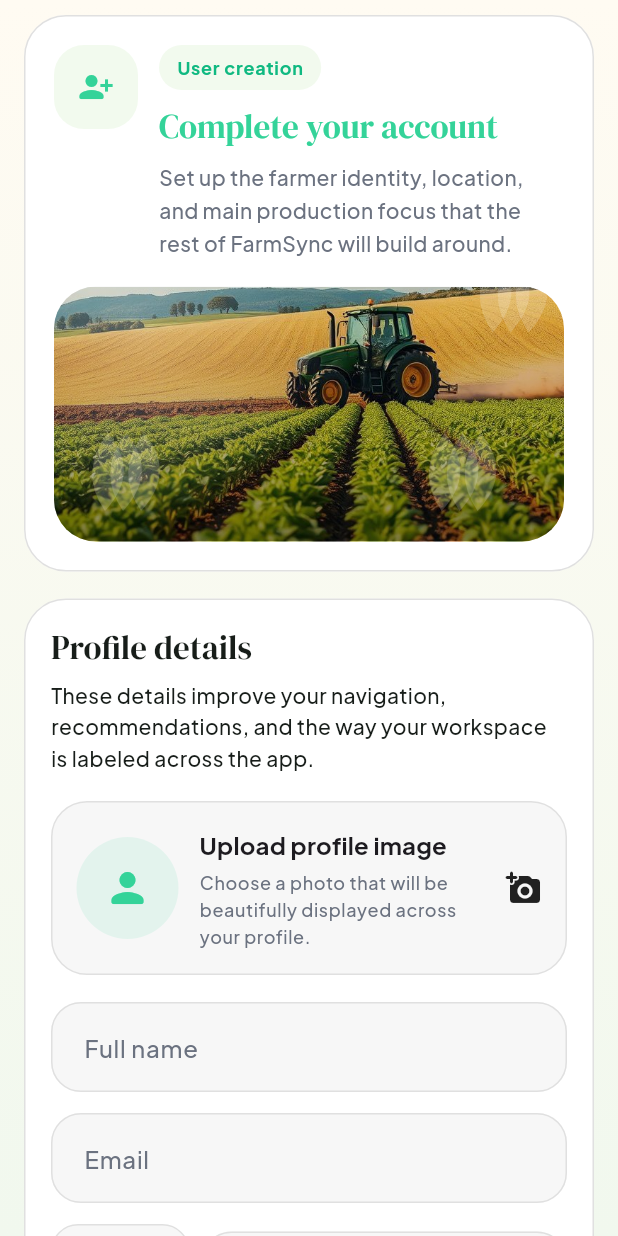
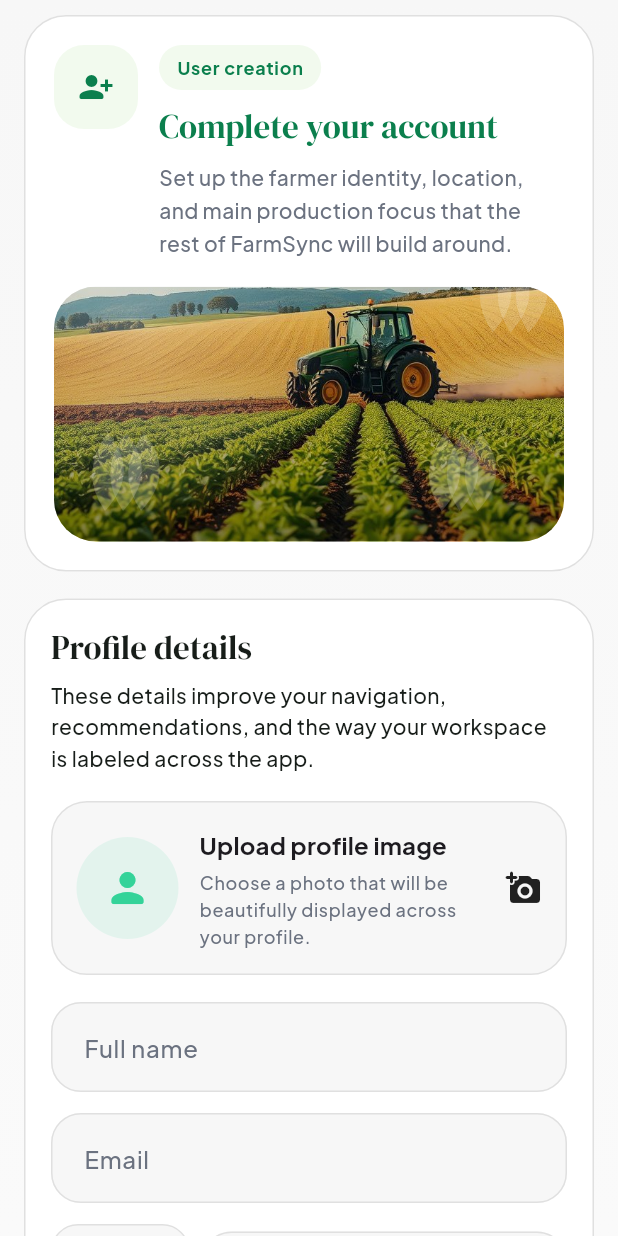
Before and after one commit to fliper-sys/farmsynchub, a Flutter app: the screen it shows after launch, after a tap on "Skip", on a phone screen of 412 x 824 dp. Run offline on Flutter 3.47's test engine with Material 3 defaults, Android fonts, the phone set to English and light mode, and no system bars; our stand-ins replace cloud_firestore, connectivity_plus, file_picker, firebase_ai, firebase_auth, firebase_core and 17 more; missing offline and left inert: dart:html, firebase_app_check, google_sign_in_web; accounts and stored records are empty; project files that could hold a hidden picture were left out.

Commit message:
Improve readability: accessible green contrast, unified buttons, friendlier empty states
- Add primaryDeep / onPrimaryBrand and primaryForeground() so green text on
  light surfaces and labels on the bright brand green meet readable contrast
- Add button, tab bar and drawer themes with 48dp+ touch targets
- Drop the cream tint in SoftScreenScaffold to match the neutral scaffold and
  use translucent green tiles in dark mode
- Redesign EmptyState with a tinted icon and clearer hierarchy

Co-Authored-By: Claude Sonnet 5.5 <noreply@anthropic.com>
Claude-Session: https://claude.ai/code/session_015NEhKyPd71GcVhr1SAaGA2

```diff
--- a/lib/core/theme/app_colors.dart
+++ b/lib/core/theme/app_colors.dart
@@ -37,6 +37,20 @@ abstract final class AppColors {
   static const Color darkSecondaryText = Color(0xFFA9B3AC);
   static const Color darkMutedText = Color(0xFF737F76);
   static const Color darkBorder = Color(0x17EDEFEC);
+
+  /// Deep green for text and icons that sit on LIGHT surfaces. The bright
+  /// brand green is only about 2:1 against white, which is hard to read; this
+  /// is about 5:1 and still clearly the same family.
+  static const Color primaryDeep = Color(0xFF0B7F4D);
+
+  /// Label color to put ON the bright brand green (buttons, FAB, chips).
+  /// White on that green is only about 2:1; this near-black green is about 9:1.
+  static const Color onPrimaryBrand = Color(0xFF06281A);
+
+  /// Green to use when green is the *text or icon* color: bright on dark
+  /// surfaces, deep on light surfaces.
+  static Color primaryForeground(Brightness brightness) =>
+      brightness == Brightness.dark ? premiumGreen : primaryDeep;
 
   /// Deep botanical green used as the primary brand color.
   static const Color primary = premiumGreen;
--- a/lib/core/theme/app_theme.dart
+++ b/lib/core/theme/app_theme.dart
@@ -23,7 +23,9 @@ abstract final class AppTheme {
     surfaceContainer: AppColors.surfaceLightContainer,
     surfaceContainerHighest: AppColors.surfaceLightCard,
     surfaceContainerHigh: AppColors.surfaceLightElevated,
-    onPrimary: Colors.white,
+    // Dark label on the bright brand green (white on it is only ~2:1).
+    onPrimary: AppColors.onPrimaryBrand,
+    onSecondary: AppColors.onPrimaryBrand,
     onSurfaceVariant: const Color(0xFF6B7280),
     outline: AppColors.borderLight,
     outlineVariant: AppColors.borderLight,
@@ -273,6 +275,80 @@ abstract final class AppTheme {
         ),
         shape: RoundedRectangleBorder(
           borderRadius: BorderRadius.circular(18),
+        ),
+      ),
+      // Buttons: one shape, one minimum touch size (48dp+), readable labels.
+      // Individual screens can still override any of this.
+      filledButtonTheme: FilledButtonThemeData(
+        style: FilledButton.styleFrom(
+          minimumSize: const Size(64, 52),
+          shape: RoundedRectangleBorder(
+            borderRadius: BorderRadius.circular(20),
+          ),
+          textStyle: GoogleFonts.plusJakartaSans(
+            fontSize: 15,
+            fontWeight: FontWeight.w700,
+          ),
+        ),
+      ),
+      elevatedButtonTheme: ElevatedButtonThemeData(
+        style: ElevatedButton.styleFrom(
+          minimumSize: const Size(64, 52),
+          elevation: 0,
+          shape: RoundedRectangleBorder(
+            borderRadius: BorderRadius.circular(20),
+          ),
+          textStyle: GoogleFonts.plusJakartaSans(
+            fontSize: 15,
+            fontWeight: FontWeight.w700,
+          ),
+        ),
+      ),
+      outlinedButtonTheme: OutlinedButtonThemeData(
+        style: OutlinedButton.styleFrom(
+          minimumSize: const Size(64, 52),
+          foregroundColor: AppColors.primaryForeground(brightness),
+          side: BorderSide(color: colorScheme.outlineVariant),
+          shape: RoundedRectangleBorder(
+            borderRadius: BorderRadius.circular(20),
+          ),
+          textStyle: GoogleFonts.plusJakartaSans(
+            fontSize: 15,
+            fontWeight: FontWeight.w700,
+          ),
+        ),
+      ),
+      textButtonTheme: TextButtonThemeData(
+        style: TextButton.styleFrom(
+          minimumSize: const Size(48, 48),
+          foregroundColor: AppColors.primaryForeground(brightness),
+          textStyle: GoogleFonts.plusJakartaSans(
+            fontSize: 14,
+            fontWeight: FontWeight.w700,
+          ),
+        ),
+      ),
+      tabBarTheme: TabBarThemeData(
+        labelColor: AppColors.primaryForeground(brightness),
+        unselectedLabelColor: colorScheme.onSurfaceVariant,
+        indicatorColor: AppColors.primaryForeground(brightness),
+        labelStyle: GoogleFonts.plusJakartaSans(
+          fontSize: 14,
+          fontWeight: FontWeight.w800,
+        ),
+        unselectedLabelStyle: GoogleFonts.plusJakartaSans(
+          fontSize: 14,
+          fontWeight: FontWeight.w600,
+        ),
+        dividerColor: colorScheme.outlineVariant,
+      ),
+      drawerTheme: DrawerThemeData(
+        backgroundColor: brightness == Brightness.light
+            ? AppColors.surfaceLightElevated
+            : AppColors.darkElevatedCard,
+        surfaceTintColor: Colors.transparent,
+        shape: const RoundedRectangleBorder(
+          borderRadius: BorderRadius.horizontal(right: Radius.circular(28)),
         ),
       ),
       inputDecorationTheme: InputDecorationTheme(
--- a/lib/presentation/common/widgets/app_button.dart
+++ b/lib/presentation/common/widgets/app_button.dart
@@ -26,7 +26,7 @@ class AppButton extends StatelessWidget {
     this.clipBehavior = Clip.none,
   }) : style = ButtonStyle(
          backgroundColor: const WidgetStatePropertyAll(AppColors.primary),
-         foregroundColor: const WidgetStatePropertyAll(AppColors.surfaceLight),
+         foregroundColor: const WidgetStatePropertyAll(AppColors.onPrimaryBrand),
          elevation: const WidgetStatePropertyAll(0),
          shadowColor: WidgetStatePropertyAll(AppColors.primary.withOpacity(0.2)),
          shape: WidgetStatePropertyAll(
@@ -105,7 +105,9 @@ class AppButton extends StatelessWidget {
     final ButtonStyle resolvedStyle = isSecondary
         ? baseStyle.copyWith(
             backgroundColor: WidgetStatePropertyAll(Theme.of(context).colorScheme.surface),
-            foregroundColor: WidgetStatePropertyAll(Theme.of(context).colorScheme.primary),
+            foregroundColor: WidgetStatePropertyAll(
+              AppColors.primaryForeground(Theme.of(context).brightness),
+            ),
             side: WidgetStatePropertyAll(
               BorderSide(color: Theme.of(context).colorScheme.outlineVariant),
             ),
--- a/lib/presentation/common/widgets/empty_state.dart
+++ b/lib/presentation/common/widgets/empty_state.dart
@@ -1,6 +1,11 @@
 import 'package:flutter/material.dart';
 
+import '../../../core/theme/app_colors.dart';
+
 /// Empty state widget with icon, title, subtitle, and action button.
+///
+/// An empty list is often a new user's first impression of a screen, so it
+/// should say what the screen is for and what to do next (pass [action]).
 class EmptyState extends StatelessWidget {
   const EmptyState({
     super.key,
@@ -19,34 +24,41 @@ class EmptyState extends StatelessWidget {
 
   @override
   Widget build(BuildContext context) {
+    final ThemeData theme = Theme.of(context);
+    final Color accent = AppColors.primaryForeground(theme.brightness);
+
     return Padding(
       padding: padding,
       child: Column(
         mainAxisAlignment: MainAxisAlignment.center,
-        children: [
-          Icon(
-            icon,
-            size: 64,
-            color: Theme.of(context).colorScheme.onSurfaceVariant.withOpacity(0.5),
+        children: <Widget>[
+          Container(
+            width: 96,
+            height: 96,
+            decoration: BoxDecoration(
+              color: accent.withOpacity(0.10),
+              shape: BoxShape.circle,
+            ),
+            child: Icon(icon, size: 44, color: accent),
           ),
-          const SizedBox(height: 16),
+          const SizedBox(height: 20),
           Text(
             title,
-            style: Theme.of(context).textTheme.headlineSmall?.copyWith(
-              color: Theme.of(context).colorScheme.onSurface,
-              fontWeight: FontWeight.w600,
+            style: theme.textTheme.titleLarge?.copyWith(
+              color: theme.colorScheme.onSurface,
             ),
             textAlign: TextAlign.center,
           ),
           const SizedBox(height: 8),
           Text(
             subtitle,
-            style: Theme.of(context).textTheme.bodyMedium?.copyWith(
-              color: Theme.of(context).colorScheme.onSurfaceVariant,
+            style: theme.textTheme.bodyMedium?.copyWith(
+              color: theme.colorScheme.onSurfaceVariant,
+              height: 1.5,
             ),
             textAlign: TextAlign.center,
           ),
-          if (action != null) ...[
+          if (action != null) ...<Widget>[
             const SizedBox(height: 24),
             action!,
           ],
--- a/lib/presentation/common/widgets/soft_screen_scaffold.dart
+++ b/lib/presentation/common/widgets/soft_screen_scaffold.dart
@@ -40,6 +40,12 @@ class SoftScreenScaffold extends StatelessWidget {
     final ThemeData theme = Theme.of(context);
     final ColorScheme scheme = theme.colorScheme;
     final bool isDark = theme.brightness == Brightness.dark;
+    // Green used as text/icon color: deep on light surfaces so it is readable.
+    final Color accent = AppColors.primaryForeground(theme.brightness);
+    // Soft green fill for icon tiles and badges; a translucent tint in dark
+    // mode instead of a pale pastel that would glow on a near-black screen.
+    final Color softFill =
+        isDark ? AppColors.primary.withOpacity(0.16) : AppColors.surfaceSoft;
 
     return DecoratedBox(
       decoration: BoxDecoration(
@@ -52,9 +58,11 @@ class SoftScreenScaffold extends StatelessWidget {
                   const Color(0xFF102219),
                   scheme.surface,
                 ]
+              // Matches the app's neutral light scaffold instead of the old
+              // cream tint, so tab pages and detail pages look like one app.
               : <Color>[
-                  const Color(0xFFFFFBF2),
-                  const Color(0xFFF1F8EE),
+                  scheme.surface,
+                  scheme.surfaceContainerLow,
                 ],
         ),
       ),
@@ -88,7 +96,7 @@ class SoftScreenScaffold extends StatelessWidget {
                                   icon: const Icon(Icons.arrow_back_rounded),
                                   color: isDark
                                       ? theme.colorScheme.onSurface
-                                      : AppColors.primary,
+                                      : accent,
                                   onPressed: onBack,
                                 ),
                               ),
@@ -101,11 +109,11 @@ class SoftScreenScaffold extends StatelessWidget {
                                   width: 56,
                                   height: 56,
                                   decoration: BoxDecoration(
-                                    color: AppColors.surfaceSoft,
+                                    color: softFill,
                                     borderRadius: BorderRadius.circular(20),
                                   ),
                                   child:
-                                      Icon(heroIcon, color: AppColors.primary),
+                                      Icon(heroIcon, color: accent),
                                 ),
                                 const SizedBox(width: 14),
                                 Expanded(
@@ -118,7 +126,7 @@ class SoftScreenScaffold extends StatelessWidget {
                                           padding: const EdgeInsets.symmetric(
                                               horizontal: 12, vertical: 7),
                                           decoration: BoxDecoration(
-                                            color: AppColors.surfaceSoft,
+                                            color: softFill,
                                             borderRadius:
                                                 BorderRadius.circular(999),
                                           ),
@@ -126,7 +134,7 @@ class SoftScreenScaffold extends StatelessWidget {
                                             heroBadge!,
                                             style: theme.textTheme.labelMedium
                                                 ?.copyWith(
-                                              color: AppColors.primaryMid,
+                                              color: accent,
                                               fontWeight: FontWeight.w700,
                                             ),
                                           ),
@@ -138,7 +146,7 @@ class SoftScreenScaffold extends StatelessWidget {
                                         style: theme.textTheme.headlineSmall
                                             ?.copyWith(
                                           fontSize: titleSize,
-                                          color: AppColors.primary,
+                                          color: accent,
                                         ),
                                         maxLines: 2,
                                         overflow: TextOverflow.ellipsis,
@@ -173,7 +181,7 @@ class SoftScreenScaffold extends StatelessWidget {
                                 icon: const Icon(Icons.arrow_back_rounded),
                                 color: isDark
                                     ? theme.colorScheme.onSurface
-                                    : AppColors.primary,
+                                    : accent,
                                 onPressed: onBack,
                               ),
                               const SizedBox(width: 12),
@@ -185,11 +193,11 @@ class SoftScreenScaffold extends StatelessWidget {
                                   width: 56,
                                   height: 56,
                                   decoration: BoxDecoration(
-                                    color: AppColors.surfaceSoft,
+                                    color: softFill,
                                     borderRadius: BorderRadius.circular(20),
                                   ),
                                   child:
-                                      Icon(heroIcon, color: AppColors.primary),
+                                      Icon(heroIcon, color: accent),
                                 ),
                                 const SizedBox(width: 14),
                                 Expanded(
@@ -202,7 +210,7 @@ class SoftScreenScaffold extends StatelessWidget {
                                           padding: const EdgeInsets.symmetric(
                                               horizontal: 12, vertical: 7),
                                           decoration: BoxDecoration(
-                                            color: AppColors.surfaceSoft,
+                                            color: softFill,
                                             borderRadius:
                                                 BorderRadius.circular(999),
                                           ),
@@ -210,7 +218,7 @@ class SoftScreenScaffold extends StatelessWidget {
                                             heroBadge!,
                                             style: theme.textTheme.labelMedium
                                                 ?.copyWith(
-                                              color: AppColors.primaryMid,
+                                              color: accent,
                                               fontWeight: FontWeight.w700,
                                             ),
                                           ),
@@ -222,7 +230,7 @@ class SoftScreenScaffold extends StatelessWidget {
                                         style: theme.textTheme.headlineSmall
                                             ?.copyWith(
                                           fontSize: titleSize,
-                                          color: AppColors.primary,
+                                          color: accent,
                                         ),
                                         maxLines: 2,
                                         overflow: TextOverflow.ellipsis,
@@ -301,7 +309,7 @@ class SoftSectionTitle extends StatelessWidget {
                   theme.textTheme.titleLarge?.copyWith(
                     color: theme.brightness == Brightness.dark
                         ? theme.colorScheme.onSurface
-                        : AppColors.primary,
+                        : accent,
                   ),
             ),
           ),
```
